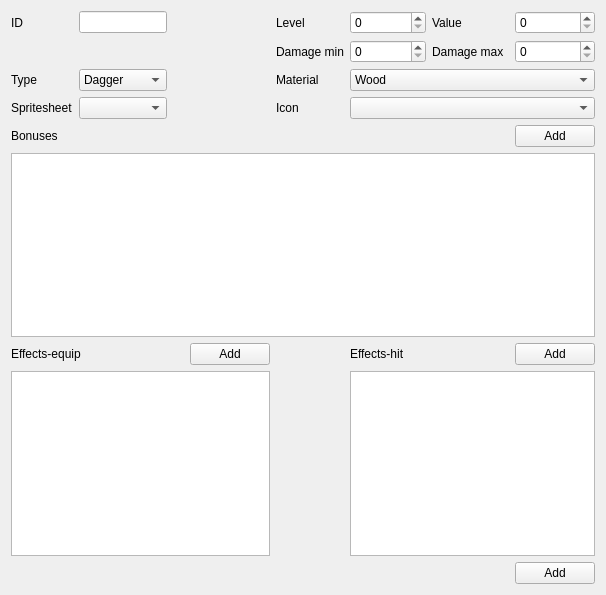
Isangeles/DragonCreator, file src/ui/forms/weaponseditorwidget.ui: the form before one commit.
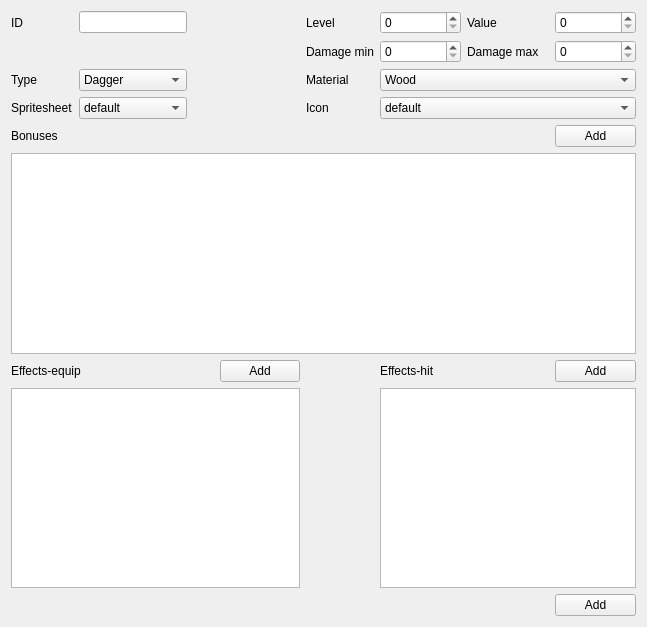
The form after the commit.

```diff
--- a/src/ui/forms/weaponseditorwidget.ui
+++ b/src/ui/forms/weaponseditorwidget.ui
@@ -6,8 +6,8 @@
    <rect>
     <x>0</x>
     <y>0</y>
-    <width>606</width>
-    <height>595</height>
+    <width>647</width>
+    <height>627</height>
    </rect>
   </property>
   <property name="sizePolicy">
@@ -31,7 +31,13 @@
     </widget>
    </item>
    <item row="5" column="2" colspan="4">
-    <widget class="QComboBox" name="spritesheetCombo"/>
+    <widget class="QComboBox" name="spritesheetCombo">
+     <item>
+      <property name="text">
+       <string>default</string>
+      </property>
+     </item>
+    </widget>
    </item>
    <item row="8" column="7">
     <widget class="QPushButton" name="addEffectEqB">
@@ -106,7 +112,13 @@
     <widget class="QSpinBox" name="levelEdit"/>
    </item>
    <item row="5" column="9" colspan="3">
-    <widget class="QComboBox" name="iconCombo"/>
+    <widget class="QComboBox" name="iconCombo">
+     <item>
+      <property name="text">
+       <string>default</string>
+      </property>
+     </item>
+    </widget>
    </item>
    <item row="8" column="11">
     <widget class="QPushButton" name="addEffectHitB">
```
